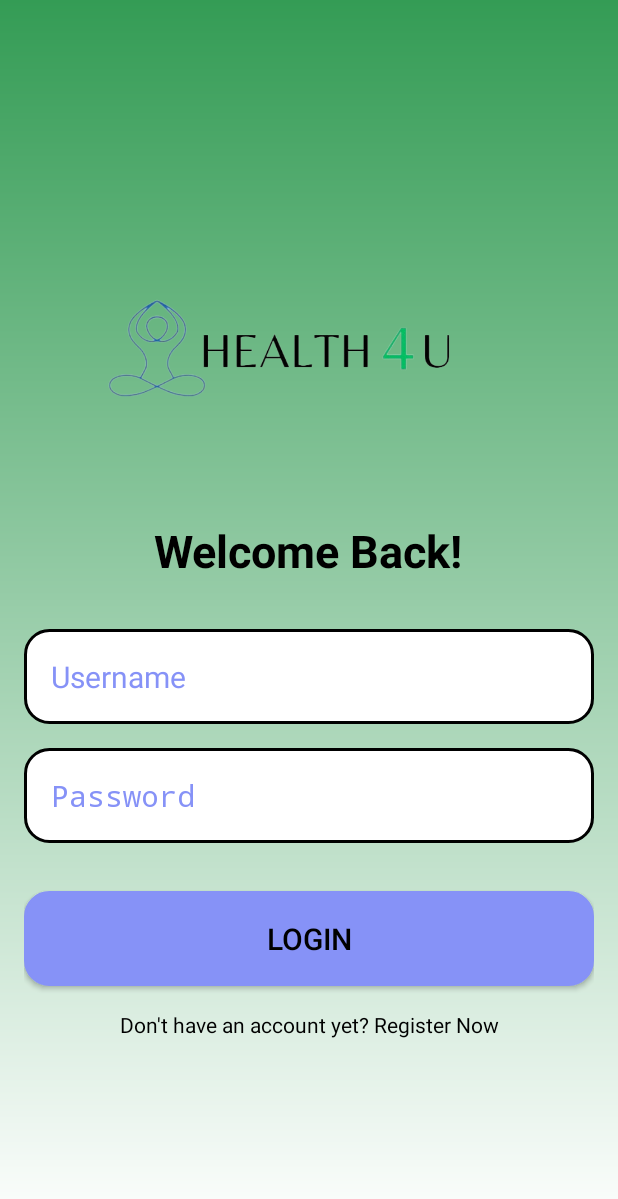
After one commit to Monyjenni/Health4U, an Android app built with Jetpack Compose: the layout activity_main.xml on its own in the app's theme, with its tools: preview values and no code run, on a phone screen of 412 x 824 dp. The commit adds this screen. Shown: the top 1199 px of the screen. Run offline under Robolectric (Android 15) with nearby library versions, the phone set to English and light mode, and no system bars.

Commit message:
login_screen

```diff
--- a/app/build.gradle
+++ b/app/build.gradle
@@ -1,6 +1,7 @@
 plugins {
     id 'com.android.application'
     id 'org.jetbrains.kotlin.android'
+    id 'com.google.gms.google-services'
 }
 
 android {
@@ -56,6 +57,7 @@ dependencies {
     implementation 'androidx.compose.ui:ui-graphics'
     implementation 'androidx.compose.ui:ui-tooling-preview'
     implementation 'androidx.compose.material3:material3'
+    implementation 'com.google.firebase:firebase-database:21.0.0'
     testImplementation 'junit:junit:4.13.2'
     androidTestImplementation 'androidx.test.ext:junit:1.1.5'
     androidTestImplementation 'androidx.test.espresso:espresso-core:3.5.1'
--- /dev/null
+++ b/app/src/main/res/drawable/icon_account_circle.xml
@@ -0,0 +1,5 @@
+<vector android:height="100dp" android:tint="#FFFFFF"
+    android:viewportHeight="24" android:viewportWidth="24"
+    android:width="100dp" xmlns:android="http://schemas.android.com/apk/res/android">
+    <path android:fillColor="@android:color/white" android:pathData="M12,2C6.48,2 2,6.48 2,12s4.48,10 10,10s10,-4.48 10,-10S17.52,2 12,2zM12,6c1.93,0 3.5,1.57 3.5,3.5S13.93,13 12,13s-3.5,-1.57 -3.5,-3.5S10.07,6 12,6zM12,20c-2.03,0 -4.43,-0.82 -6.14,-2.88C7.55,15.8 9.68,15 12,15s4.45,0.8 6.14,2.12C16.43,19.18 14.03,20 12,20z"/>
+</vector>
--- /dev/null
+++ b/app/src/main/res/drawable/login_background.xml
@@ -0,0 +1,4 @@
+<?xml version="1.0" encoding="utf-8"?>
+<shape xmlns:android="http://schemas.android.com/apk/res/android">
+    <gradient android:type="linear" android:angle="100" android:startColor="#349C55" android:endColor="#FFFF"/>
+</shape>
--- /dev/null
+++ b/app/src/main/res/drawable/rounded_button.xml
@@ -0,0 +1,9 @@
+<?xml version="1.0" encoding="utf-8"?>
+<shape xmlns:android="http://schemas.android.com/apk/res/android"
+    android:shape="rectangle">
+    <corners android:radius="16dp" />
+    <solid android:color="@color/lavender" />
+    <stroke
+        android:width="2dp"
+        android:color="@color/lavender" />
+</shape>
--- /dev/null
+++ b/app/src/main/res/drawable/rounded_corner.xml
@@ -0,0 +1,17 @@
+<?xml version="1.0" encoding="utf-8"?>
+<shape xmlns:android="http://schemas.android.com/apk/res/android"
+    android:shape="rectangle">
+
+    <corners android:radius="16dp" />
+    <stroke
+        android:width="2dp"
+        android:color="#FF000000" />
+
+    <solid android:color="#FFFFFFFF" />
+
+    <padding
+        android:left="8dp"
+        android:top="8dp"
+        android:right="8dp"
+        android:bottom="8dp" />
+</shape>
--- /dev/null
+++ b/app/src/main/res/layout/activity_main.xml
@@ -0,0 +1,79 @@
+<?xml version="1.0" encoding="utf-8"?>
+<RelativeLayout xmlns:android="http://schemas.android.com/apk/res/android"
+    android:orientation="vertical"
+    android:layout_width="match_parent"
+    android:layout_height="match_parent"
+    android:gravity="center"
+    android:padding="16dp"
+    android:background="@drawable/login_background">
+
+    <LinearLayout
+        android:layout_width="match_parent"
+        android:layout_height="wrap_content"
+        android:gravity="center"
+        android:orientation="vertical">
+
+        <ImageView
+            android:layout_width="300dp"
+            android:layout_height="200dp"
+            android:src="@drawable/health4U"/>
+        <TextView
+            android:layout_width="wrap_content"
+            android:layout_height="wrap_content"
+            android:text="Welcome Back!"
+            android:textSize="30sp"
+            android:textColor="@color/black"
+            android:textStyle="bold"
+            android:layout_gravity="center"
+            android:gravity="center"
+            android:layout_marginTop="16dp"
+            />
+        <EditText
+            android:layout_width="match_parent"
+            android:layout_height="wrap_content"
+            android:hint="Username"
+            android:layout_marginTop="32dp"
+            android:textColor="@color/lavender"
+            android:textColorHint="@color/lavender"
+            android:textSize="20sp"
+            android:background="@drawable/rounded_corner"
+            android:padding="18dp"
+            android:inputType="text"
+            android:id="@+id/username_input"/>
+
+        <EditText
+            android:layout_width="match_parent"
+            android:layout_height="wrap_content"
+            android:hint="Password"
+            android:layout_marginTop="16dp"
+            android:textColor="@color/lavender"
+            android:textColorHint="@color/lavender"
+            android:textSize="20sp"
+            android:background="@drawable/rounded_corner"
+            android:padding="18dp"
+            android:inputType="textPassword"
+            android:id="@+id/password_input"/>
+
+        <Button
+            android:layout_width="match_parent"
+            android:layout_height="wrap_content"
+            android:text="Login"
+            android:background="@drawable/rounded_button"
+            android:textColor="@color/black"
+            android:padding="18dp"
+            android:layout_marginTop="32sp"
+            android:textSize="20sp"
+            android:id="@+id/login"/>
+        <TextView
+            android:layout_width="match_parent"
+            android:layout_height="wrap_content"
+            android:text="Don't have an account yet? Register Now"
+            android:layout_marginTop="16dp"
+            android:textColor="@color/black"
+            android:layout_gravity="center"
+            android:gravity="center"
+            android:id="@+id/register_now"
+            />
+
+    </LinearLayout>
+</RelativeLayout>
--- a/app/src/main/res/values/colors.xml
+++ b/app/src/main/res/values/colors.xml
@@ -6,5 +6,7 @@
     <color name="teal_200">#FF03DAC5</color>
     <color name="teal_700">#FF018786</color>
     <color name="black">#FF000000</color>
-    <color name="white">#FFFFFFFF</color>
+    <color name="lavender">#8692f7</color>
+    <color name="white">#FFFFFF</color>
+
 </resources>
--- a/build.gradle
+++ b/build.gradle
@@ -1,4 +1,8 @@
-// Top-level build file where you can add configuration options common to all sub-projects/modules.
+buildscript {
+    dependencies {
+        classpath 'com.google.gms:google-services:4.4.1'
+    }
+}// Top-level build file where you can add configuration options common to all sub-projects/modules.
 plugins {
 id 'com.android.application' version '8.2.2' apply false
     id 'org.jetbrains.kotlin.android' version '1.9.0' apply false
```
Also changed, not shown: app/src/main/res/drawable/health4U.png (added), 1 other file.
